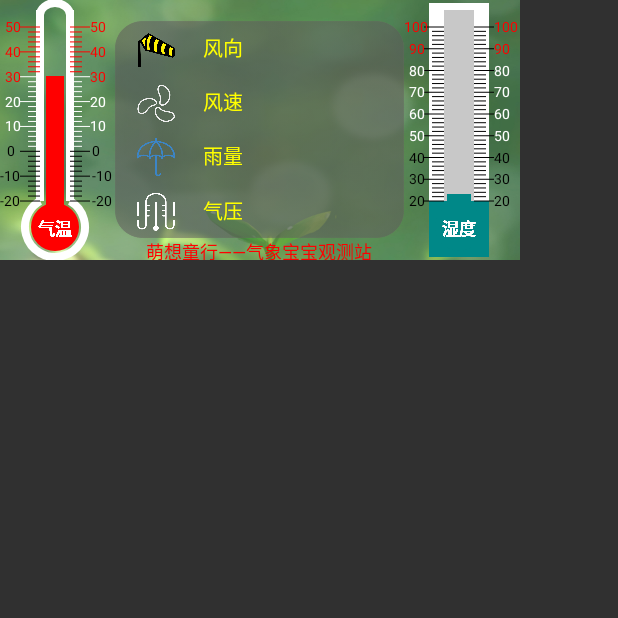
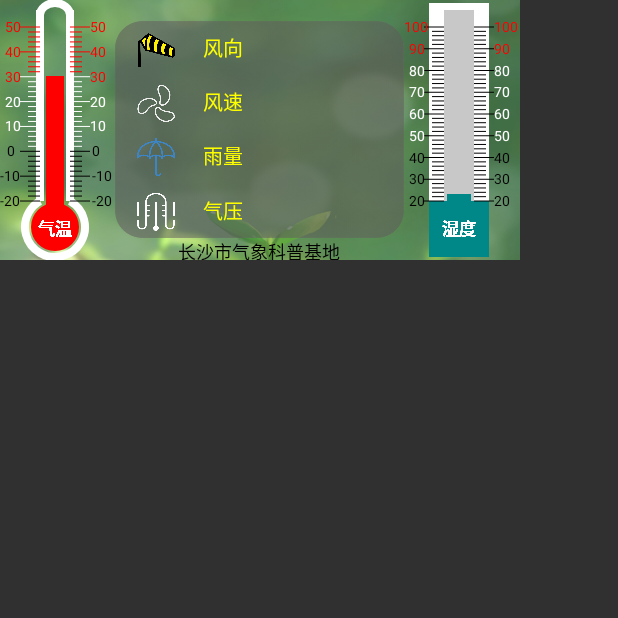
Before and after one commit to Ai-duo/AppChangSha, an Android app: the screen it shows after launch (MainActivity), on a phone screen of 412 x 824 dp, the top half of it. Run offline under Robolectric (Android 15) with nearby library versions, the phone set to English and light mode, and no system bars; our stand-ins replace EventBus, data binding.

Commit message:
no message

```diff
--- a/app/src/main/res/layout/activity_main.xml
+++ b/app/src/main/res/layout/activity_main.xml
@@ -195,14 +195,14 @@
             </LinearLayout>
             <TextView
                 android:gravity="center"
-                android:textColor="#f00"
+                android:textColor="#f000"
                 android:textSize="18px"
-                android:text="萌想童行——气象宝宝观测站"
+                android:text="长沙市气象科普基地"
                 android:layout_width="match_parent"
                 android:layout_height="0px"
                 android:layout_weight="1"/>
         </LinearLayout>
-
+<!--萌想童行——气象宝宝观测站-->
 
         <com.xixun.appchangsha.ShiDuView
             android:id="@+id/sd"
```
Also changed, not shown: app/src/main/java/com/xixun/appchangsha/ElementsService.java (+7 -1 lines).
